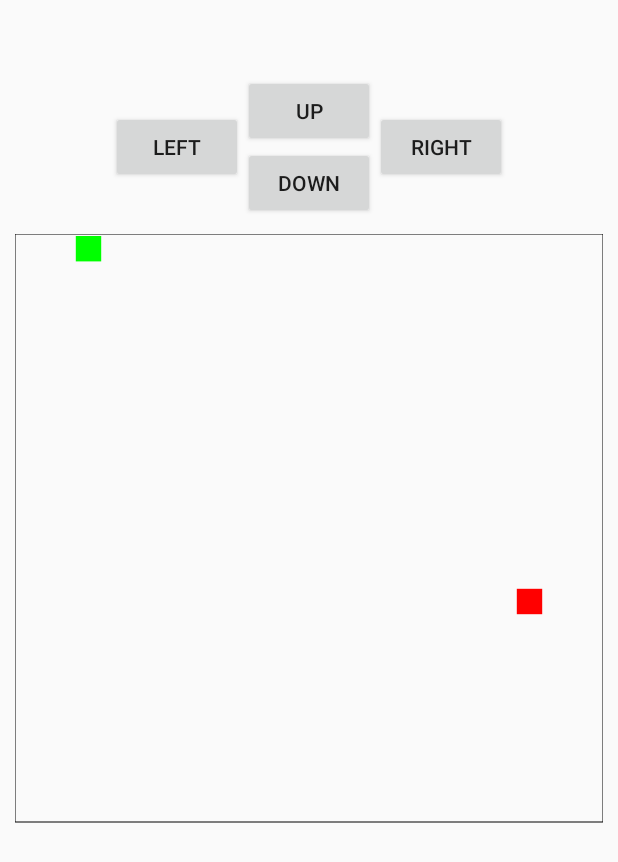
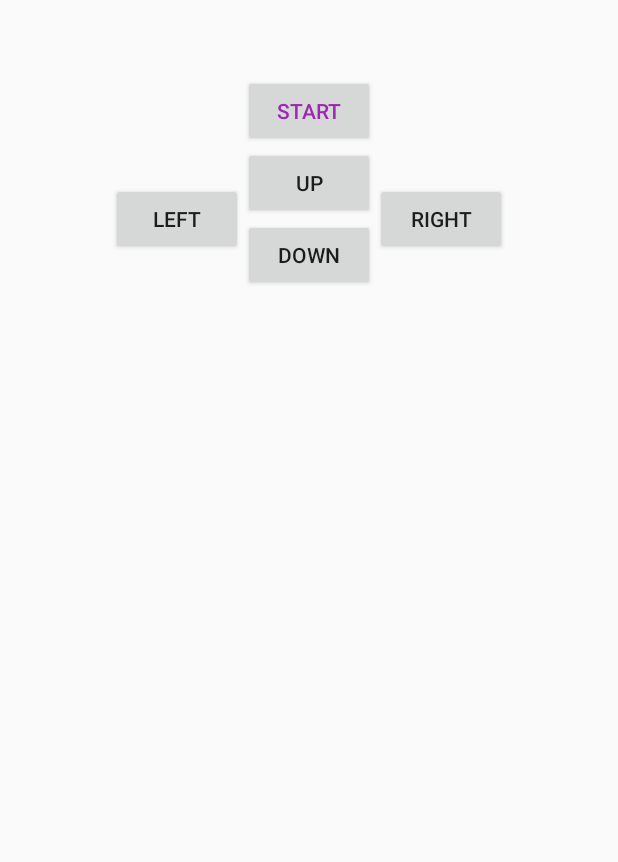
Before and after one commit to nvnazarov/cppr-2course, an Android app built with Jetpack Compose: the screen it shows after launch (MainActivity), on a phone screen of 412 x 824 dp. Shown: the top 862 px of the screen. Run offline under Robolectric (Android 15) with nearby library versions, the phone set to English and light mode, and no system bars.

Commit message:
Add start/restart button

```diff
--- a/app/src/main/java/com/example/snake/MainActivity.kt
+++ b/app/src/main/java/com/example/snake/MainActivity.kt
@@ -3,6 +3,7 @@ package com.example.snake
 import android.os.Bundle
 import android.view.View
 import android.view.View.OnClickListener
+import android.widget.Button
 import androidx.activity.ComponentActivity
 import androidx.activity.enableEdgeToEdge
 import com.example.snake.game.Game
@@ -17,10 +18,15 @@ class MainActivity : ComponentActivity(), OnClickListener {
         super.onCreate(savedInstanceState)
 
         setContentView(R.layout.layout_main)
+
         val gameView = findViewById<GameView>(R.id.game_view)
+        val startBtn = findViewById<Button>(R.id.btn_start)
 
-        game = Game(gameView, width = 20, height = 20, updatePeriod = 150L)
-        game?.start()
+        startBtn.setOnClickListener {
+            startBtn.setText(R.string.restart)
+            game = Game(gameView, width = 20, height = 20, updatePeriod = 150L)
+            game?.start()
+        }
     }
 
     override fun onClick(view: View?) {
--- a/app/src/main/res/layout/layout_main.xml
+++ b/app/src/main/res/layout/layout_main.xml
@@ -3,7 +3,15 @@
     android:layout_width="match_parent"
     android:layout_height="match_parent"
     android:layout_marginTop="50dp"
+    android:gravity="center"
     android:orientation="vertical">
+
+    <Button
+        android:id="@+id/btn_start"
+        android:layout_width="wrap_content"
+        android:layout_height="wrap_content"
+        android:text="@string/start"
+        android:textColor="#9C27B0" />
 
     <LinearLayout
         android:layout_width="wrap_content"
--- a/app/src/main/res/values/strings.xml
+++ b/app/src/main/res/values/strings.xml
@@ -4,4 +4,6 @@
     <string name="btn_right">RIGHT</string>
     <string name="btn_up">UP</string>
     <string name="btn_down">DOWN</string>
+    <string name="start">START</string>
+    <string name="restart">RESTART</string>
 </resources>
```
